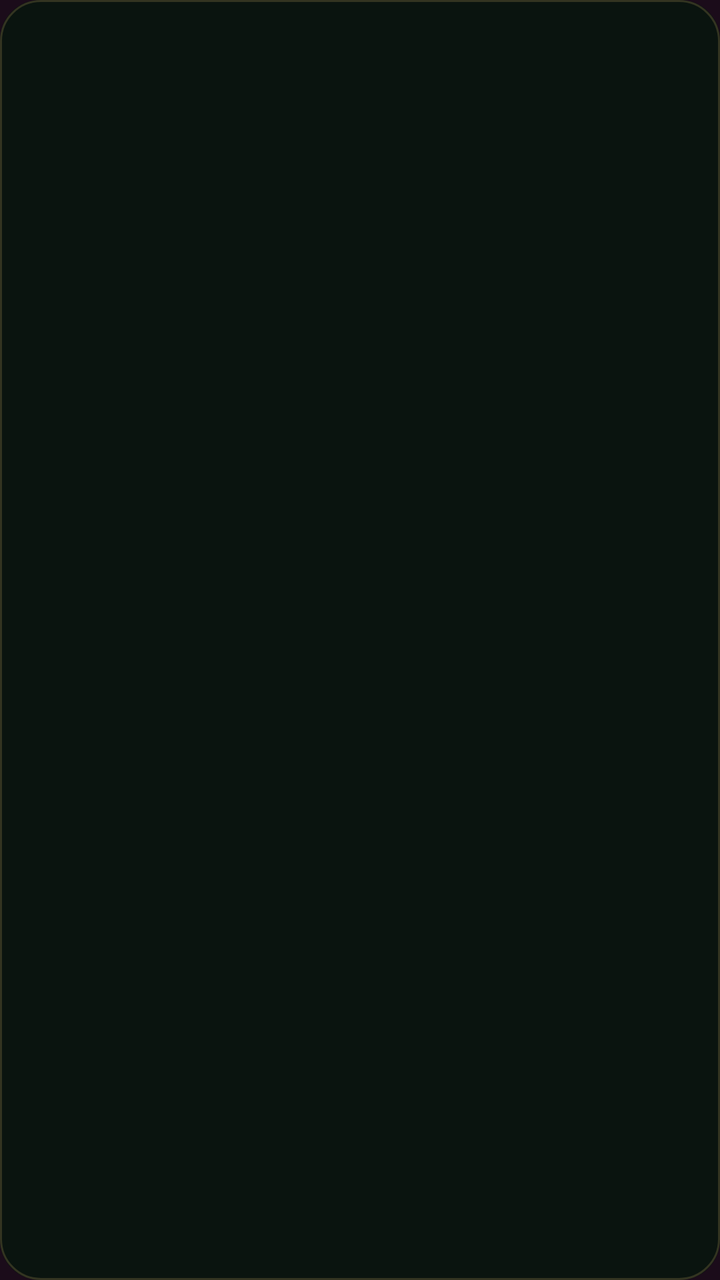
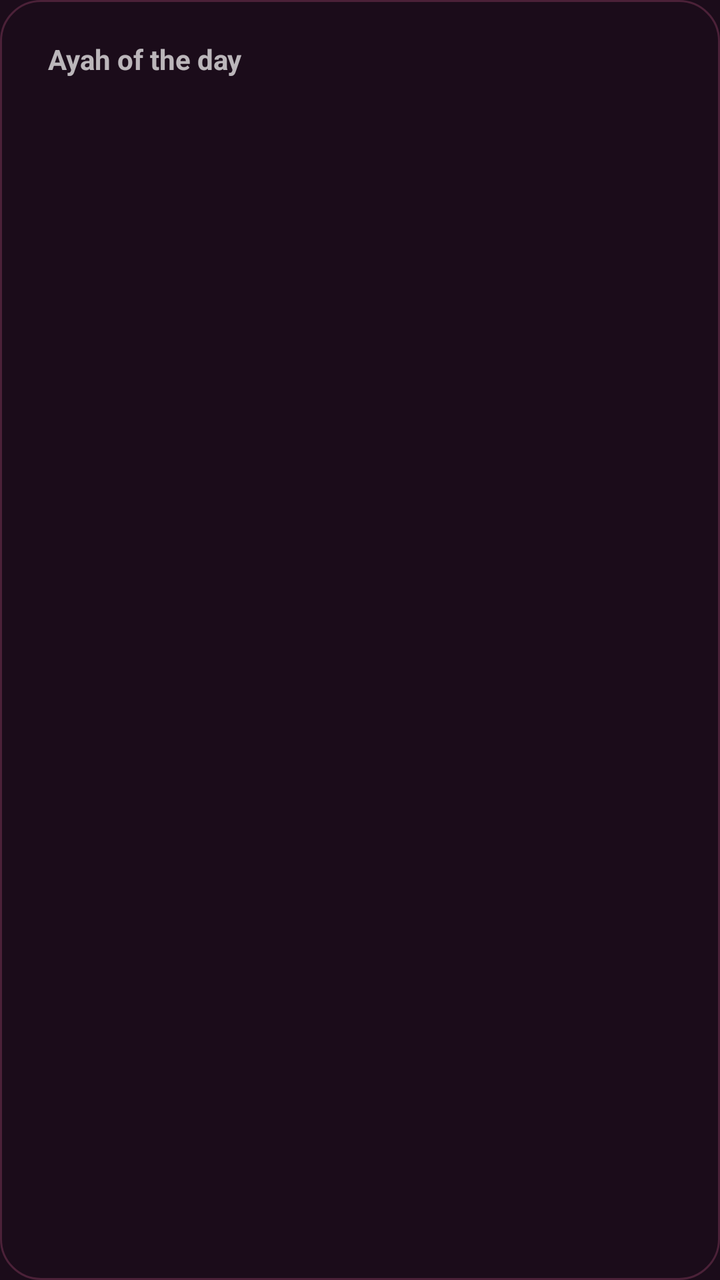

The first picture is an Android layout as it rendered before a commit; the second is the same layout after the commit. The layout source and the unified diff follow.
<!-- AndroidManifest.xml: application theme Theme.HudaQuran -->
<!-- res/layout/widget_daily_content.xml -->
<?xml version="1.0" encoding="utf-8"?>
<LinearLayout xmlns:android="http://schemas.android.com/apk/res/android"
    android:id="@+id/daily_widget_root"
    android:layout_width="match_parent"
    android:layout_height="match_parent"
    android:background="@drawable/widget_background"
    android:contentDescription="@string/daily_content_widget_accessibility"
    android:orientation="vertical"
    android:padding="14dp">

    <TextView
        android:id="@+id/daily_widget_reference"
        android:layout_width="match_parent"
        android:layout_height="wrap_content"
        android:textColor="#D4B36A"
        android:textSize="12sp"
        android:textStyle="bold" />

    <TextView
        android:id="@+id/daily_widget_text"
        android:layout_width="match_parent"
        android:layout_height="wrap_content"
        android:layout_marginTop="8dp"
        android:ellipsize="end"
        android:fontFamily="sans"
        android:maxLines="3"
        android:textColor="#F3EEDF"
        android:textSize="15sp" />
</LinearLayout>
<!-- resources referenced by this layout -->
<resources>
  <!-- drawable widget_background (drawable) -->
  <?xml version="1.0" encoding="utf-8"?>
  <layer-list xmlns:android="http://schemas.android.com/apk/res/android">
      <item>
          <shape android:shape="rectangle">
              <solid android:color="#0A140F" />
              <corners android:radius="20dp" />
          </shape>
      </item>
      <item>
          <shape android:shape="rectangle">
              <stroke android:width="1dp" android:color="#33D4B36A" />
              <corners android:radius="20dp" />
          </shape>
      </item>
  </layer-list>
  <string name="daily_content_widget_accessibility">Günün ayetini gösterir. Ayrıntılar için dokunun.</string>
  <style name="Theme.HudaQuran" parent="@android:style/Theme.Material.NoActionBar">
          <item name="android:windowBackground">@color/sakura_ink</item>
          <item name="android:colorBackground">@color/sakura_ink</item>
          <item name="android:statusBarColor">@android:color/transparent</item>
          <item name="android:navigationBarColor">@color/sakura_ink</item>
      </style>
  <color name="sakura_ink">#FF1B0C1A</color>
</resources>

<!-- the commit's change to res/layout/widget_daily_content.xml (unified diff, before → after) -->
@@ -3,27 +3,58 @@
     android:id="@+id/daily_widget_root"
     android:layout_width="match_parent"
     android:layout_height="match_parent"
-    android:background="@drawable/widget_background"
-    android:contentDescription="@string/daily_content_widget_accessibility"
+    android:background="@drawable/widget_background_sakura"
     android:orientation="vertical"
     android:padding="14dp">
+
+    <TextView
+        android:id="@+id/daily_widget_title"
+        android:layout_width="match_parent"
+        android:layout_height="wrap_content"
+        android:paddingHorizontal="10dp"
+        android:paddingVertical="6dp"
+        android:ellipsize="end"
+        android:maxLines="1"
+        android:text="@string/widget_daily_ayah"
+        android:textSize="14sp"
+        android:textStyle="bold" />
+
+    <TextView
+        android:id="@+id/daily_widget_arabic"
+        android:layout_width="match_parent"
+        android:layout_height="wrap_content"
+        android:layout_marginTop="6dp"
+        android:gravity="end"
+        android:fontFamily="serif"
+        android:lineSpacingExtra="3dp"
+        android:maxLines="2"
+        android:textDirection="rtl"
+        android:textSize="20sp" />
+
+    <TextView
+        android:id="@+id/daily_widget_text"
+        android:layout_width="match_parent"
+        android:layout_height="0dp"
+        android:layout_marginTop="6dp"
+        android:layout_weight="1"
+        android:ellipsize="end"
+        android:fontFamily="sans"
+        android:maxLines="4"
+        android:textSize="14sp" />
 
     <TextView
         android:id="@+id/daily_widget_reference"
         android:layout_width="match_parent"
         android:layout_height="wrap_content"
-        android:textColor="#D4B36A"
         android:textSize="12sp"
         android:textStyle="bold" />
 
     <TextView
-        android:id="@+id/daily_widget_text"
+        android:id="@+id/daily_widget_attribution"
         android:layout_width="match_parent"
         android:layout_height="wrap_content"
-        android:layout_marginTop="8dp"
+        android:layout_marginTop="5dp"
         android:ellipsize="end"
-        android:fontFamily="sans"
-        android:maxLines="3"
-        android:textColor="#F3EEDF"
-        android:textSize="15sp" />
+        android:maxLines="6"
+        android:textSize="10sp" />
 </LinearLayout>
<!-- resource entries referenced after the edit -->
@@ -1,22 +1,13 @@
 <!-- resources referenced by this layout -->
 <resources>
-  <!-- drawable widget_background (drawable) -->
+  <!-- drawable widget_background_sakura (drawable) -->
   <?xml version="1.0" encoding="utf-8"?>
-  <layer-list xmlns:android="http://schemas.android.com/apk/res/android">
-      <item>
-          <shape android:shape="rectangle">
-              <solid android:color="#0A140F" />
-              <corners android:radius="20dp" />
-          </shape>
-      </item>
-      <item>
-          <shape android:shape="rectangle">
-              <stroke android:width="1dp" android:color="#33D4B36A" />
-              <corners android:radius="20dp" />
-          </shape>
-      </item>
-  </layer-list>
-  <string name="daily_content_widget_accessibility">Günün ayetini gösterir. Ayrıntılar için dokunun.</string>
+  <shape xmlns:android="http://schemas.android.com/apk/res/android" android:shape="rectangle">
+      <solid android:color="#1B0C1A" />
+      <stroke android:width="1dp" android:color="#4B2138" />
+      <corners android:radius="20dp" />
+  </shape>
+  <string name="widget_daily_ayah">Ayah of the day</string>
   <style name="Theme.HudaQuran" parent="@android:style/Theme.Material.NoActionBar">
           <item name="android:windowBackground">@color/sakura_ink</item>
           <item name="android:colorBackground">@color/sakura_ink</item>
